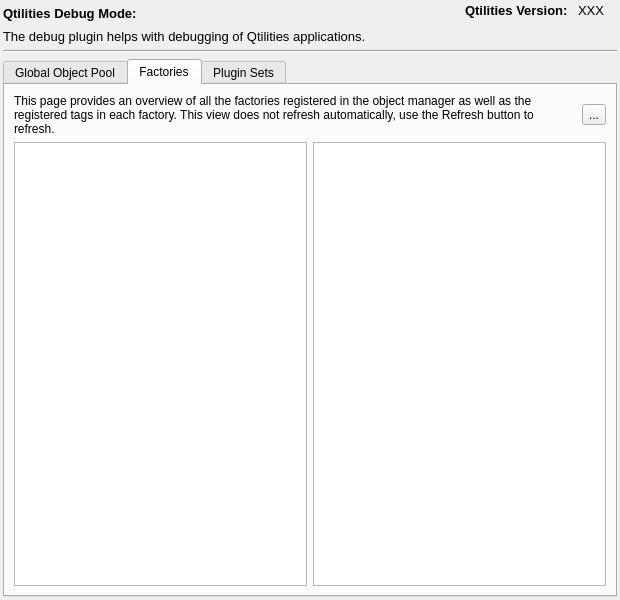
JPNaude/Qtilities, file src/Plugins/DebugPlugin/source/DebugWidget.ui: the form before one commit.
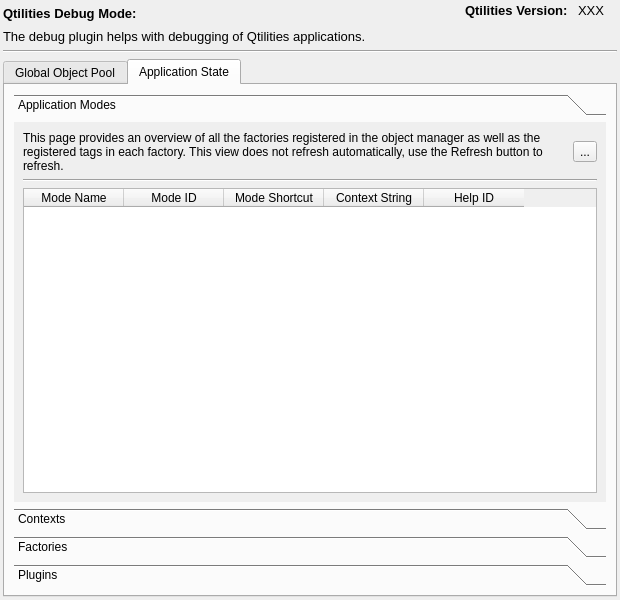
The form after the commit. The open tabs and pages were chosen to show the change.

Commit message: Debug plugin updates.

What changed in the file:
```diff
--- a/src/Plugins/DebugPlugin/source/DebugWidget.ui
+++ b/src/Plugins/DebugPlugin/source/DebugWidget.ui
@@ -165,12 +165,101 @@
       </widget>
       <widget class="QWidget" name="tabFactories">
        <attribute name="title">
+        <string>Application State</string>
+       </attribute>
+       <layout class="QGridLayout" name="gridLayout_4">
+        <item row="0" column="0">
+         <widget class="QToolBox" name="toolBox">
+          <property name="currentIndex">
+           <number>0</number>
+          </property>
+          <widget class="QWidget" name="page">
+           <property name="geometry">
+            <rect>
+             <x>0</x>
+             <y>0</y>
+             <width>590</width>
+             <height>383</height>
+            </rect>
+           </property>
+           <attribute name="label">
+            <string>Application Modes</string>
+           </attribute>
+           <layout class="QGridLayout" name="gridLayout_5">
+            <item row="0" column="0">
+             <widget class="QLabel" name="label_11">
+              <property name="text">
+               <string>This page provides an overview of all the factories registered in the object manager as well as the registered tags in each factory. This view does not refresh automatically, use the Refresh button to refresh. </string>
+              </property>
+              <property name="wordWrap">
+               <bool>true</bool>
+              </property>
+             </widget>
+            </item>
+            <item row="0" column="1">
+             <widget class="QToolButton" name="btnRefreshModes">
+              <property name="text">
+               <string>...</string>
+              </property>
+             </widget>
+            </item>
+            <item row="1" column="0" colspan="2">
+             <widget class="Line" name="line_4">
+              <property name="orientation">
+               <enum>Qt::Horizontal</enum>
+              </property>
+             </widget>
+            </item>
+            <item row="2" column="0" colspan="2">
+             <widget class="QTableWidget" name="tableModes">
+              <column>
+               <property name="text">
+                <string>Mode Name</string>
+               </property>
+              </column>
+              <column>
+               <property name="text">
+                <string>Mode ID</string>
+               </property>
+              </column>
+              <column>
+               <property name="text">
+                <string>Mode Shortcut</string>
+               </property>
+              </column>
+              <column>
+               <property name="text">
+                <string>Context String</string>
+               </property>
+              </column>
+              <column>
+               <property name="text">
+                <string>Help ID</string>
+               </property>
+              </column>
+             </widget>
+            </item>
+           </layout>
+          </widget>
+          <widget class="QWidget" name="page_2">
+           <property name="geometry">
+            <rect>
+             <x>0</x>
+             <y>0</y>
+             <width>590</width>
+             <height>383</height>
+            </rect>
+           </property>
+           <attribute name="label">
+            <string>Contexts</string>
+           </attribute>
+          </widget>
+          <widget class="QWidget" name="page_3">
+           <attribute name="label">
         <string>Factories</string>
        </attribute>
        <layout class="QGridLayout" name="gridLayout">
-        <item row="0" column="0" colspan="2">
-         <layout class="QHBoxLayout" name="horizontalLayout_2">
-          <item>
+            <item row="0" column="0">
            <widget class="QLabel" name="label_4">
             <property name="text">
              <string>This page provides an overview of all the factories registered in the object manager as well as the registered tags in each factory. This view does not refresh automatically, use the Refresh button to refresh. </string>
@@ -180,26 +269,35 @@
             </property>
            </widget>
           </item>
-          <item>
+            <item row="0" column="1">
            <widget class="QToolButton" name="btnRefreshFactories">
             <property name="text">
              <string>...</string>
             </property>
            </widget>
           </item>
-         </layout>
-        </item>
-        <item row="1" column="0">
+            <item row="1" column="0" colspan="2">
+             <widget class="Line" name="line_3">
+              <property name="orientation">
+               <enum>Qt::Horizontal</enum>
+              </property>
+             </widget>
+            </item>
+            <item row="2" column="0" colspan="2">
+             <layout class="QHBoxLayout" name="horizontalLayout_2">
+              <item>
          <widget class="QListWidget" name="listFactories"/>
         </item>
-        <item row="1" column="1">
+              <item>
          <widget class="QListWidget" name="listFactoryItemIDs"/>
         </item>
        </layout>
-      </widget>
-      <widget class="QWidget" name="tab">
-       <attribute name="title">
-        <string>Plugin Sets</string>
+            </item>
+           </layout>
+          </widget>
+          <widget class="QWidget" name="page_4">
+           <attribute name="label">
+            <string>Plugins</string>
        </attribute>
        <layout class="QGridLayout" name="gridLayout_3">
         <item row="0" column="0">
@@ -379,6 +477,10 @@
            </size>
           </property>
          </spacer>
+            </item>
+           </layout>
+          </widget>
+         </widget>
         </item>
        </layout>
       </widget>
```
Left out of the diff: 2 changed lines with no effect on the pictures. Lines whose indentation alone changed are shown as unchanged. The commit also changes 3 other files.
